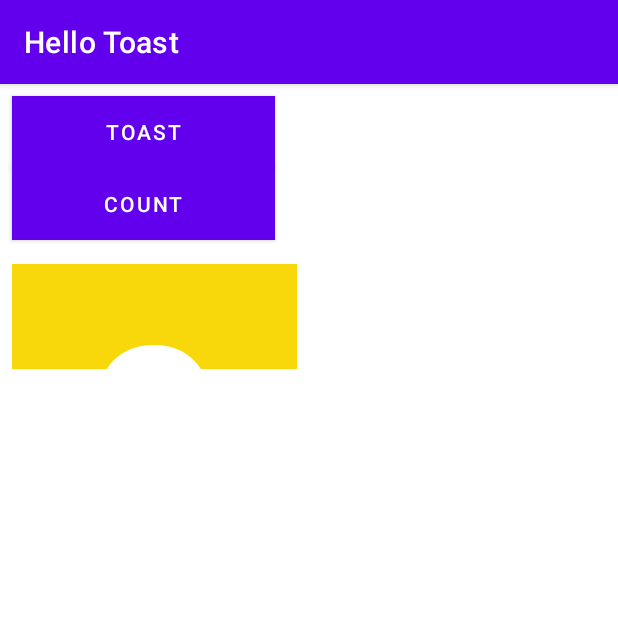
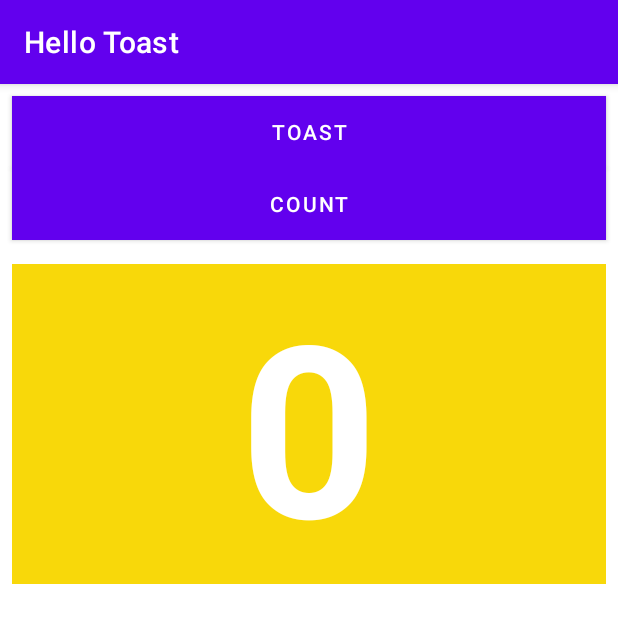
Before and after one commit to MAD-Weekly-Assignment/Lab-2-HelloToast2, an Android app: the screen it shows after launch (MainActivity), on a phone screen of 412 x 824 dp. Shown: the top 623 px of the screen. Run offline under Robolectric (Android 15) with nearby library versions, the phone set to English and light mode, and no system bars.

Commit message:
Changed Element Attributes for LinearLayout

```diff
--- a/HelloToastChallenge2/app/src/main/res/layout/activity_main.xml
+++ b/HelloToastChallenge2/app/src/main/res/layout/activity_main.xml
@@ -10,7 +10,7 @@
 
     <Button
         android:id="@+id/button_toast"
-        android:layout_width="175dp"
+        android:layout_width="match_parent"
         android:layout_height="wrap_content"
         android:layout_marginStart="8dp"
         android:layout_marginTop="8dp"
@@ -18,14 +18,11 @@
         android:background="@color/colorPrimary"
         android:onClick="showToast"
         android:text="@string/button_label_toast"
-        android:textColor="@android:color/white"
-        app:layout_constraintEnd_toEndOf="parent"
-        app:layout_constraintStart_toStartOf="parent"
-        app:layout_constraintTop_toTopOf="parent" />
+        android:textColor="@android:color/white" />
 
     <Button
         android:id="@+id/button_count"
-        android:layout_width="175dp"
+        android:layout_width="match_parent"
         android:layout_height="wrap_content"
         android:layout_marginStart="8dp"
         android:layout_marginEnd="8dp"
@@ -33,16 +30,13 @@
         android:background="@color/colorPrimary"
         android:onClick="countUp"
         android:text="@string/button_label_count"
-        android:textColor="@android:color/white"
-        app:layout_constraintBottom_toBottomOf="parent"
-        app:layout_constraintEnd_toEndOf="parent"
-        app:layout_constraintStart_toStartOf="parent" />
+        android:textColor="@android:color/white" />
 
 
     <TextView
         android:id="@+id/show_count"
-        android:layout_width="190dp"
-        android:layout_height="70dp"
+        android:layout_width="match_parent"
+        android:layout_height="wrap_content"
         android:layout_marginStart="8dp"
         android:layout_marginTop="8dp"
         android:layout_marginEnd="8dp"
@@ -53,9 +47,5 @@
         android:textAlignment="center"
         android:textColor="#FFFFFF"
         android:textSize="160sp"
-        android:textStyle="bold"
-        app:layout_constraintBottom_toTopOf="@+id/button_count"
-        app:layout_constraintEnd_toEndOf="parent"
-        app:layout_constraintStart_toStartOf="parent"
-        app:layout_constraintTop_toBottomOf="@+id/button_toast" />
+        android:textStyle="bold" />
 </LinearLayout>
```
